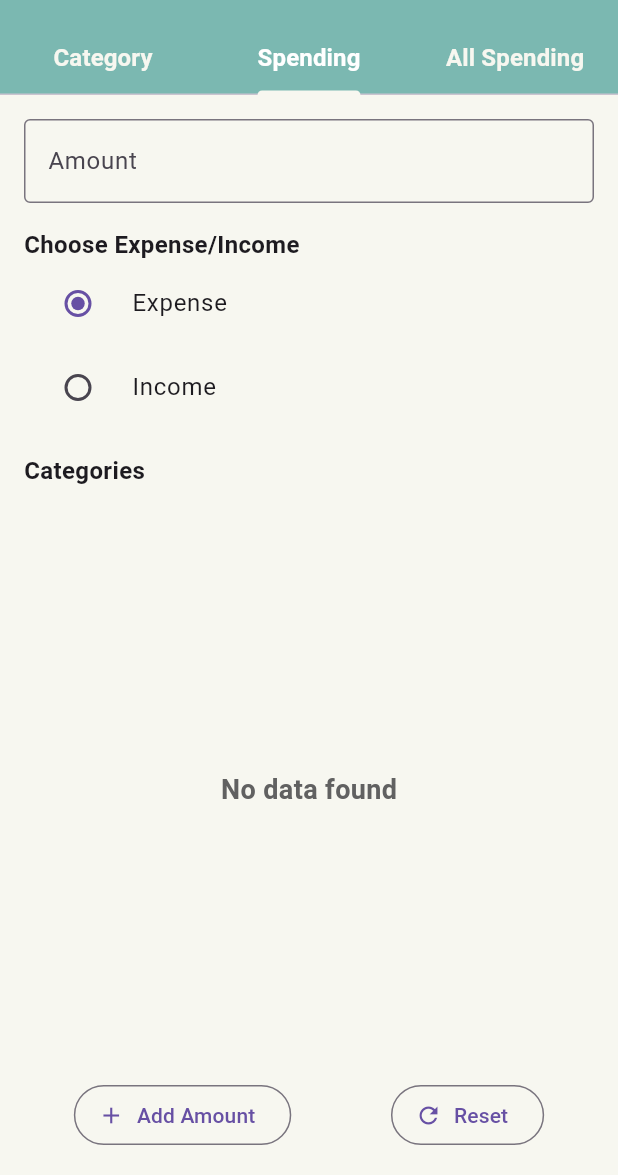
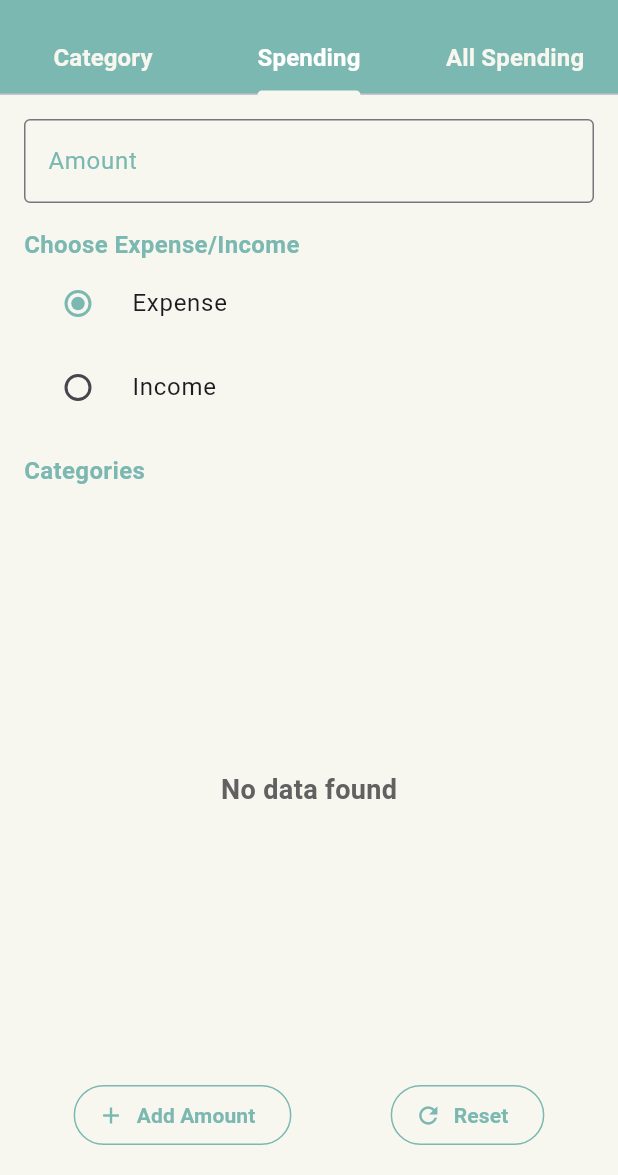
Before and after one commit to shyamshiyani/Budget_Buddy, a Flutter app: the HomeScreen screen opened by its route, tab 2 chosen, on a phone screen of 412 x 824 dp, the part 61-1236 px from its top. Run offline on Flutter 3.47's test engine with Material 3 defaults, Android fonts, the phone set to English and light mode, and no system bars; our stand-ins replace get, google_fonts, image_picker, shared_preferences, sqflite; accounts and stored records are empty.

Commit message:
Update Project

```diff
--- a/lib/views/components/Add_Spendings.dart
+++ b/lib/views/components/Add_Spendings.dart
@@ -18,6 +18,8 @@ class _SpendingComponentState extends State<SpendingComponent> {
   final amountController = TextEditingController();
   int? initialIndex;
   double? amount;
+
+  final Color primaryColor = const Color(0xFF7BB8B1);
 
   @override
   Widget build(BuildContext context) {
@@ -44,10 +46,12 @@ class _SpendingComponentState extends State<SpendingComponent> {
                         decimal: true,
                         signed: true,
                       ),
-                      decoration: const InputDecoration(
+                      decoration: InputDecoration(
                         border: OutlineInputBorder(),
                         hintText: "Amount",
                         labelText: "Amount",
+                        hintStyle: TextStyle(color: primaryColor),
+                        labelStyle: TextStyle(color: primaryColor),
                       ),
                       validator: (value) {
                         if (value == null || value.isEmpty) {
@@ -61,14 +65,16 @@ class _SpendingComponentState extends State<SpendingComponent> {
                     ),
                   ),
                   const SizedBox(height: 16),
-                  const Text(
+                  Text(
                     "Choose Expense/Income",
                     style: TextStyle(
                       fontSize: 16.0,
                       fontWeight: FontWeight.bold,
+                      color: primaryColor,
                     ),
                   ),
                   RadioListTile<String>(
+                    activeColor: primaryColor,
                     value: "Expense",
                     groupValue: selectedType,
                     onChanged: (val) {
@@ -79,6 +85,7 @@ class _SpendingComponentState extends State<SpendingComponent> {
                     title: const Text("Expense"),
                   ),
                   RadioListTile(
+                    activeColor: primaryColor,
                     value: "Income",
                     groupValue: selectedType,
                     onChanged: (val) {
@@ -89,11 +96,12 @@ class _SpendingComponentState extends State<SpendingComponent> {
                     title: const Text("Income"),
                   ),
                   const SizedBox(height: 16),
-                  const Text(
+                  Text(
                     "Categories",
                     style: TextStyle(
                       fontSize: 16.0,
                       fontWeight: FontWeight.bold,
+                      color: primaryColor,
                     ),
                   ),
                   const SizedBox(height: 8),
@@ -142,7 +150,7 @@ class _SpendingComponentState extends State<SpendingComponent> {
                                       color: Colors.grey[100],
                                       border: (initialIndex == index)
                                           ? Border.all(
-                                              color: Colors.black, width: 2.0)
+                                              color: primaryColor, width: 2.0)
                                           : null),
                                   child: Column(
                                     mainAxisAlignment: MainAxisAlignment.center,
@@ -166,10 +174,10 @@ class _SpendingComponentState extends State<SpendingComponent> {
                                       const SizedBox(height: 8.0),
                                       Text(
                                         category.name,
-                                        style: const TextStyle(
+                                        style: TextStyle(
                                           fontSize: 16.0,
                                           fontWeight: FontWeight.w600,
-                                          color: Colors.black87,
+                                          color: primaryColor,
                                         ),
                                         textAlign: TextAlign.center,
                                       ),
@@ -205,6 +213,7 @@ class _SpendingComponentState extends State<SpendingComponent> {
                                     'Success',
                                     'Spending record added successfully.',
                                     snackPosition: SnackPosition.BOTTOM,
+                                    backgroundColor: primaryColor,
                                   );
                                 });
                               }).catchError((error) {
@@ -212,6 +221,7 @@ class _SpendingComponentState extends State<SpendingComponent> {
                                   'Error',
                                   'Failed to add spending record.',
                                   snackPosition: SnackPosition.BOTTOM,
+                                  backgroundColor: primaryColor,
                                 );
                               });
                             } else {
@@ -219,12 +229,23 @@ class _SpendingComponentState extends State<SpendingComponent> {
                                 'Error',
                                 'Invalid amount value.',
                                 snackPosition: SnackPosition.BOTTOM,
+                                backgroundColor: primaryColor,
                               );
                             }
                           }
                         },
-                        label: const Text("Add Amount"),
-                        icon: const Icon(Icons.add),
+                        label: Text(
+                          "Add Amount",
+                          style: TextStyle(
+                              color: primaryColor, fontWeight: FontWeight.bold),
+                        ),
+                        icon: Icon(
+                          Icons.add,
+                          color: primaryColor,
+                        ),
+                        style: OutlinedButton.styleFrom(
+                          side: BorderSide(color: primaryColor),
+                        ),
                       ),
                       OutlinedButton.icon(
                         onPressed: () {
@@ -235,8 +256,17 @@ class _SpendingComponentState extends State<SpendingComponent> {
                             amount = null;
                           });
                         },
-                        label: const Text("Reset"),
-                        icon: const Icon(Icons.refresh),
+                        label: Text("Reset",
+                            style: TextStyle(
+                                color: primaryColor,
+                                fontWeight: FontWeight.bold)),
+                        icon: Icon(
+                          Icons.refresh,
+                          color: primaryColor,
+                        ),
+                        style: OutlinedButton.styleFrom(
+                          side: BorderSide(color: primaryColor),
+                        ),
                       )
                     ],
                   )
--- a/lib/views/components/Show_Cat_Spen.dart
+++ b/lib/views/components/Show_Cat_Spen.dart
@@ -75,8 +75,8 @@ class _ShowSpendingComponentState extends State<ShowSpendingComponent> {
                                 child: FutureBuilder(
                                   future: ApiHelperClass.apiHelperClass
                                       .findCategory(
-                                            id: data[index].spending_category! +
-                                                1),
+                                    id: data[index].spending_category! + 1,
+                                  ),
                                   builder: (context, ss) {
                                     if (ss.hasError) {
                                       return const CircleAvatar(
@@ -85,7 +85,6 @@ class _ShowSpendingComponentState extends State<ShowSpendingComponent> {
                                       );
                                     } else if (ss.hasData) {
                                       CategoryModelClass? img = ss.data;
-
                                       return CircleAvatar(
                                         radius: 35,
                                         backgroundImage: (img!.image == null)
@@ -96,9 +95,14 @@ class _ShowSpendingComponentState extends State<ShowSpendingComponent> {
                                     return const CircleAvatar(
                                       radius: 35,
                                     );
-                                    }),
+                                  },
                                 ),
-                              title: Text("\$${data[index].spending_amount}"),
+                              ),
+                              title: Text(
+                                "\$${data[index].spending_amount}",
+                                style: TextStyle(
+                                    color: itemColor), // Apply itemColor here
+                              ),
                               subtitle: Text(data[index].spending_type!),
                               trailing: Row(
                                 mainAxisSize: MainAxisSize.min,
@@ -106,8 +110,8 @@ class _ShowSpendingComponentState extends State<ShowSpendingComponent> {
                                   FutureBuilder<CategoryModelClass?>(
                                     future: ApiHelperClass.apiHelperClass
                                         .findCategory(
-                                            id: data[index].spending_category! +
-                                                1),
+                                      id: data[index].spending_category! + 1,
+                                    ),
                                     builder: (context, snapshot) {
                                       if (snapshot.hasError) {
                                         return const Chip(
@@ -235,8 +239,8 @@ class _ShowSpendingComponentState extends State<ShowSpendingComponent> {
                                                   await ApiHelperClass
                                                       .apiHelperClass
                                                       .updateSpending(
-                                                          spending:
-                                                              updatedSpending);
+                                                    spending: updatedSpending,
+                                                  );
 
                                                   setState(() {
                                                     data[index] =
```
Lines whose indentation alone changed are shown as unchanged.
